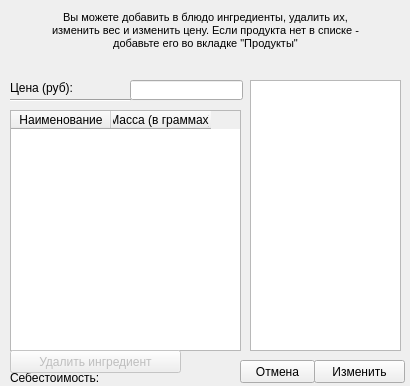
244sinfall/fastfoodDeliveryAggregator, file admin/editfood.ui: the form before one commit.
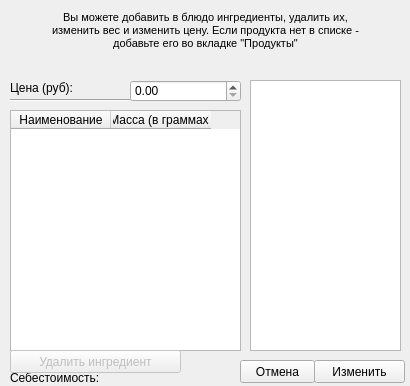
The form after the commit.

```diff
--- a/admin/editfood.ui
+++ b/admin/editfood.ui
@@ -43,16 +43,6 @@
     <string>Цена (руб):</string>
    </property>
   </widget>
-  <widget class="QLineEdit" name="priceEditor">
-   <property name="geometry">
-    <rect>
-     <x>130</x>
-     <y>80</y>
-     <width>113</width>
-     <height>20</height>
-    </rect>
-   </property>
-  </widget>
   <widget class="Line" name="line">
    <property name="geometry">
     <rect>
@@ -167,6 +157,16 @@
     <string>Удалить ингредиент</string>
    </property>
   </widget>
+  <widget class="QDoubleSpinBox" name="priceEditor">
+   <property name="geometry">
+    <rect>
+     <x>130</x>
+     <y>80</y>
+     <width>111</width>
+     <height>22</height>
+    </rect>
+   </property>
+  </widget>
  </widget>
  <resources/>
  <connections/>
```
Left out of the diff: 2 changed lines with no effect on the pictures.
